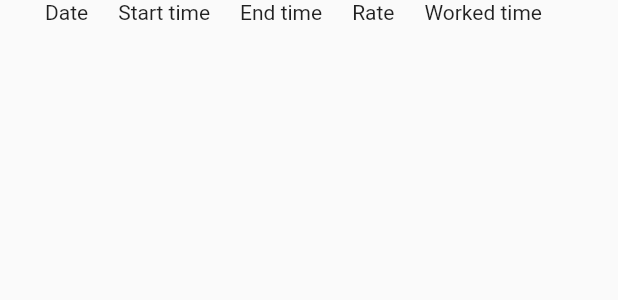
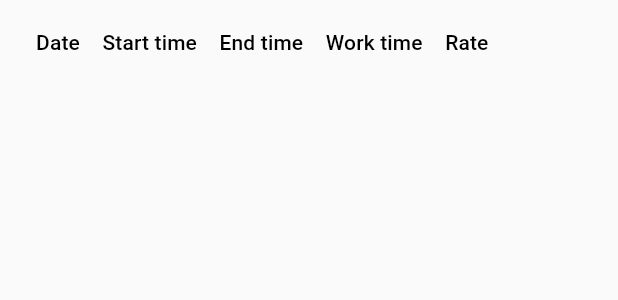
Before and after one commit to ArkadiiShatkovskyi/Android, a Flutter app: the WorkDataTable widget shown alone on an empty page, opened directly, on a phone screen of 412 x 824 dp. Shown: the top 300 px of the screen. Run offline on Flutter 3.47's test engine with Material 2 defaults, Android fonts, the phone set to English and light mode, and no system bars; our stand-ins replace ant_icons, cloud_firestore, firebase_auth; missing offline and left inert: flutter_calendar; accounts and stored records are empty.

Commit message:
List was changed to DataTable

```diff
--- a/Flutter_Projects/job_app/lib/pageElements/WorkDataTable.dart
+++ b/Flutter_Projects/job_app/lib/pageElements/WorkDataTable.dart
@@ -2,7 +2,6 @@ import 'package:flutter/material.dart';
 import 'package:cloud_firestore/cloud_firestore.dart';
 import 'package:job_app/items/Authorization.dart';
 
-// ignore: must_be_immutable
 class WorkDataTable extends StatefulWidget{
 
   @override
@@ -15,69 +14,52 @@ class _WorkDataTableState extends State<WorkDataTable>{
   DBConnect _db = new DBConnect();
 
   @override
-  void initState(){
-    super.initState();
-    _db.getUser().then((currUser) {this._user = currUser.uid;});
-  }
+        void initState(){
+      super.initState();
+      _db.getUser().then((currUser) {this._user = currUser.uid;});
+    }
 
   @override
   Widget build(BuildContext context) {
-    double width = 20;
-    return new ListView(
-      children: <Widget>[
-        Container(
-        child:Row(
-          children: [
-            Center(child: const Text("Date")),
-            Container(width: width),
-            Center(child: const Text("Start time")),
-            Container(width: width),
-            Center(child: const Text("End time")),
-            Container(width: width),
-            Center(child: const Text("Rate")),
-            Container(width: width),
-            Center(child: const Text("Worked time")),
-          ],
-        ),
-        padding: new EdgeInsets.only(left: 30, right: 30),
-      ),
-        getRows(width + 15),
-    ]);
-  }
-
-  Widget getRows(width){
     return StreamBuilder(
-        stream: Firestore.instance.collection('hoursDB').snapshots(),
+        stream: Firestore.instance.collection('hoursDB').where('user', isEqualTo: this._user).snapshots(),
         builder: (context, snapshot){
           if(!snapshot.hasData) return const Text('Loading...');
-          return ListView.builder(
-            shrinkWrap: true,
-            physics: NeverScrollableScrollPhysics(),
-            itemCount: snapshot.data.documents.length,
-            itemBuilder: (context, index) => getRow(snapshot.data.documents[index], width),
-          );
+          return new DataTable(
+            columnSpacing: 15,
+            columns: [
+              DataColumn(
+                label: const Text("Date"),
+              ),
+              DataColumn(
+                label: const Text("Start time"),
+              ),
+              DataColumn(
+                label: const Text("End time"),
+              ),
+              DataColumn(
+                label: const Text("Work time"),
+              ),
+              DataColumn(
+                label: const Text("Rate"),
+              ),
+            ],
+            rows: _createRows(snapshot.data));
         });
   }
 
-  Widget getRow(document, width){
-    if(this._user != document['user']){
-      return Text("");
-    }
-    return Container(
-      child:Row(
-        children: [
-          Center(child: Text(document['date'].toString())),
-          Container(width: width),
-          Center(child: Text(document['strHour'].toString())),
-          Container(width: width),
-          Center(child: Text(document['endHour'].toString())),
-          Container(width: width),
-          Center(child: Text(document['rate'].toString())),
-          Container(width: width),
-          Center(child: Text(document['workHours'].toString())),
-        ],
-      ),
-      padding: new EdgeInsets.only(left: 30, right: 30),
-    );
+  List<DataRow> _createRows(QuerySnapshot snapshot) {
+      List<DataRow> newList = snapshot.documents.map((DocumentSnapshot documentSnapshot) {
+      return new DataRow(
+          cells: [
+            DataCell(Text(documentSnapshot['date'].toString())),
+            DataCell(Text(documentSnapshot['strHour'].toString())),
+            DataCell(Text(documentSnapshot['endHour'].toString())),
+            DataCell(Text(documentSnapshot['workHours'].toString())),
+            DataCell(Text(documentSnapshot['rate'].toString())),
+          ]
+      );
+    }).toList();
+    return newList;
   }
 }
```
